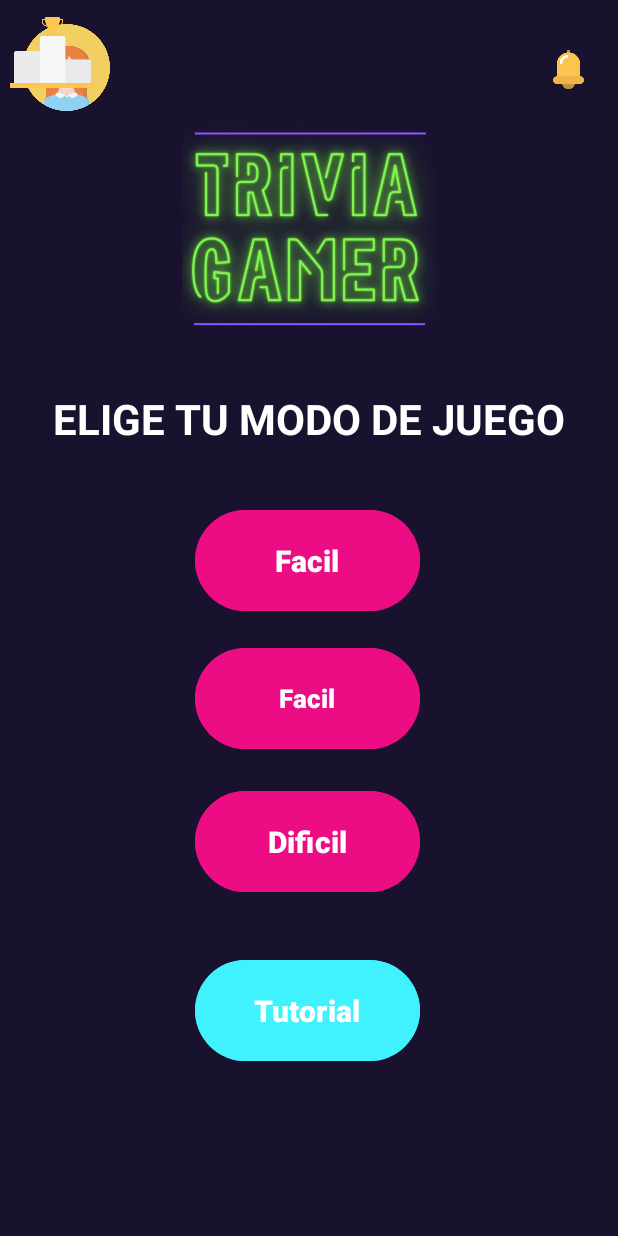
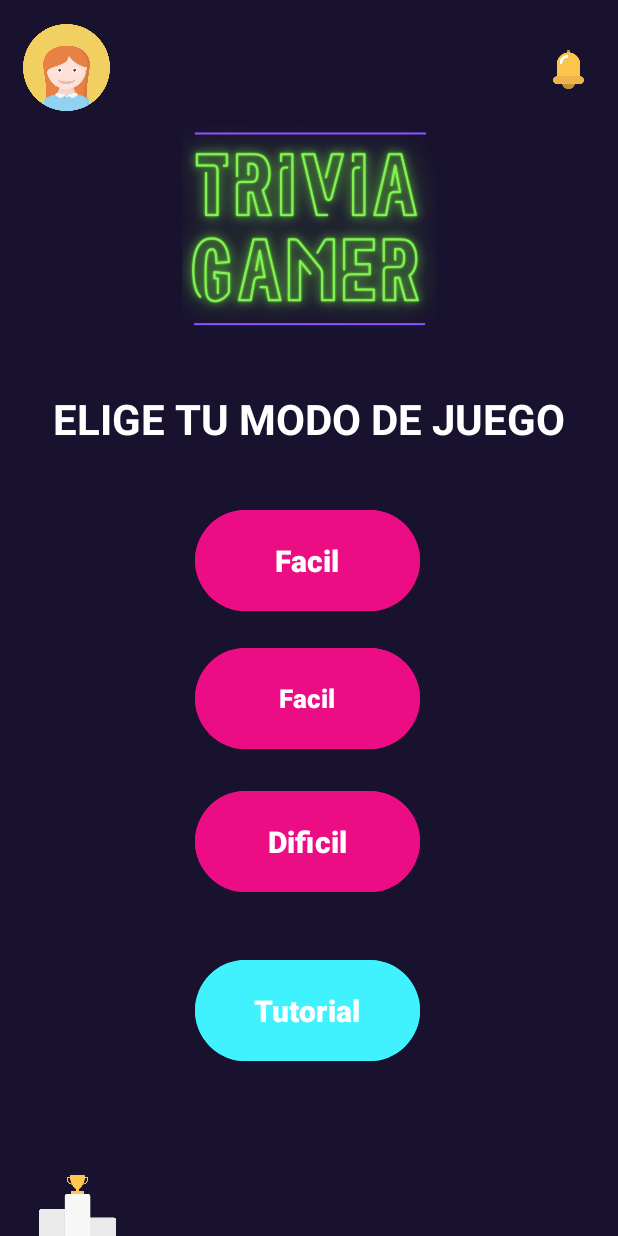
Before and after one commit to DesarrollAR2024/AppMovil2023, an Android app: the Home screen opened directly, with no data from a screen before it, on a phone screen of 412 x 824 dp. Run offline under Robolectric (Android 15) with nearby library versions, the light colour scheme and no system bars; 6 statements that could not run were skipped.

Commit message:
arreglo de errores en imágenes

```diff
--- a/TriviaGamer2/app/src/main/res/layout/activity_home.xml
+++ b/TriviaGamer2/app/src/main/res/layout/activity_home.xml
@@ -130,9 +130,15 @@
         android:id="@+id/imageView10"
         android:layout_width="70dp"
         android:layout_height="70dp"
-        app:srcCompat="@drawable/podio"
-        tools:layout_editor_absoluteX="16dp"
-        tools:layout_editor_absoluteY="805dp" />
+        android:layout_marginStart="16dp"
+        android:layout_marginTop="507dp"
+        android:layout_marginEnd="277dp"
+        android:layout_marginBottom="16dp"
+        app:layout_constraintBottom_toBottomOf="parent"
+        app:layout_constraintEnd_toStartOf="@+id/imageView11"
+        app:layout_constraintStart_toStartOf="parent"
+        app:layout_constraintTop_toBottomOf="@+id/textView"
+        app:srcCompat="@drawable/podio" />
 
     <ImageView
         android:id="@+id/imageView11"
--- a/TriviaGamer2/app/src/main/res/layout/activity_main.xml
+++ b/TriviaGamer2/app/src/main/res/layout/activity_main.xml
@@ -94,10 +94,11 @@
         android:layout_width="180dp"
         android:layout_height="180dp"
         android:layout_marginStart="116dp"
+        android:layout_marginTop="12dp"
         android:layout_marginEnd="116dp"
         app:layout_constraintEnd_toEndOf="parent"
         app:layout_constraintStart_toStartOf="parent"
-        app:srcCompat="@drawable/trivia_gamer_logo"
-        tools:layout_editor_absoluteY="162dp" />
+        app:layout_constraintTop_toBottomOf="@+id/textView3"
+        app:srcCompat="@drawable/trivia_gamer_logo" />
 
 </androidx.constraintlayout.widget.ConstraintLayout>
```
